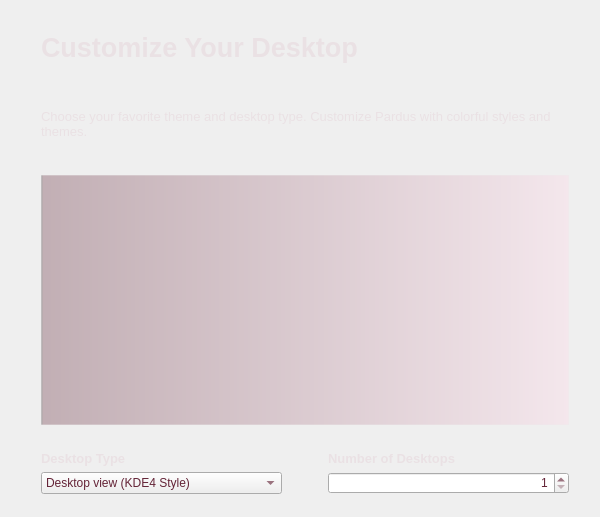
The window that kde/kaptan/src/gui/styleWidget.ui (pars-linux/uludag) describes before a commit, drawn with Qt 5.
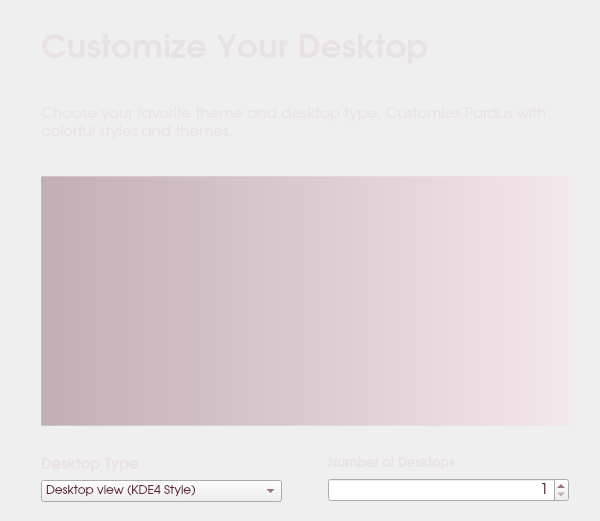
The same window after the commit.

Commit message: font and appearance changes

What changed in the file:
```diff
--- a/kde/kaptan/src/gui/styleWidget.ui
+++ b/kde/kaptan/src/gui/styleWidget.ui
@@ -7,7 +7,7 @@
     <x>0</x>
     <y>0</y>
     <width>600</width>
-    <height>517</height>
+    <height>521</height>
    </rect>
   </property>
   <property name="windowTitle">
@@ -51,20 +51,17 @@
        </property>
        <property name="font">
         <font>
-         <pointsize>20</pointsize>
+         <family>URW Gothic L</family>
+         <pointsize>25</pointsize>
          <weight>75</weight>
          <bold>true</bold>
         </font>
        </property>
        <property name="styleSheet">
-        <string>color: rgb(95, 34, 52);</string>
+        <string>color: rgb(234, 225, 228);</string>
        </property>
        <property name="text">
-        <string>&lt;!DOCTYPE HTML PUBLIC &quot;-//W3C//DTD HTML 4.0//EN&quot; &quot;http://www.w3.org/TR/REC-html40/strict.dtd&quot;&gt;
-&lt;html&gt;&lt;head&gt;&lt;meta name=&quot;qrichtext&quot; content=&quot;1&quot; /&gt;&lt;style type=&quot;text/css&quot;&gt;
-p, li { white-space: pre-wrap; }
-&lt;/style&gt;&lt;/head&gt;&lt;body style=&quot; font-family:'Sans Serif'; font-size:20pt; font-weight:600; font-style:normal;&quot;&gt;
-&lt;p style=&quot; margin-top:0px; margin-bottom:0px; margin-left:0px; margin-right:0px; -qt-block-indent:0; text-indent:0px;&quot;&gt;&lt;span style=&quot; color:#eae1e4;&quot;&gt;Customize Your Desktop&lt;/span&gt;&lt;/p&gt;&lt;/body&gt;&lt;/html&gt;</string>
+        <string>Customize Your Desktop</string>
        </property>
       </widget>
      </item>
@@ -92,15 +89,19 @@
          <height>0</height>
         </size>
        </property>
+       <property name="font">
+        <font>
+         <family>URW Gothic L</family>
+         <pointsize>11</pointsize>
+         <weight>50</weight>
+         <bold>false</bold>
+        </font>
+       </property>
        <property name="styleSheet">
-        <string notr="true">color:black</string>
+        <string notr="true">color: rgb(234, 225, 228);</string>
        </property>
        <property name="text">
-        <string>&lt;!DOCTYPE HTML PUBLIC &quot;-//W3C//DTD HTML 4.0//EN&quot; &quot;http://www.w3.org/TR/REC-html40/strict.dtd&quot;&gt;
-&lt;html&gt;&lt;head&gt;&lt;meta name=&quot;qrichtext&quot; content=&quot;1&quot; /&gt;&lt;style type=&quot;text/css&quot;&gt;
-p, li { white-space: pre-wrap; }
-&lt;/style&gt;&lt;/head&gt;&lt;body style=&quot; font-family:'Sans Serif'; font-size:8pt; font-weight:400; font-style:normal;&quot;&gt;
-&lt;p style=&quot; margin-top:0px; margin-bottom:0px; margin-left:0px; margin-right:0px; -qt-block-indent:0; text-indent:0px;&quot;&gt;&lt;span style=&quot; font-size:10pt; color:#eae1e4;&quot;&gt;Choose your favorite theme and desktop type. Customize Pardus with colorful styles and themes.&lt;/span&gt;&lt;/p&gt;&lt;/body&gt;&lt;/html&gt;</string>
+        <string>Choose your favorite theme and desktop type. Customize Pardus with colorful styles and themes.</string>
        </property>
        <property name="wordWrap">
         <bool>true</bool>
@@ -131,6 +132,14 @@
          <height>250</height>
         </size>
        </property>
+       <property name="font">
+        <font>
+         <family>URW Gothic L</family>
+         <pointsize>11</pointsize>
+         <weight>50</weight>
+         <bold>false</bold>
+        </font>
+       </property>
        <property name="styleSheet">
         <string>#listStyles{
 background-color: qlineargradient(spread:pad, x1:0, y1:0, x2:1, y2:0, stop:0 rgba(0, 0, 0, 81), stop:0.00537634 rgba(95, 34, 52, 80), stop:1 rgba(255, 213, 230, 80));
@@ -164,20 +173,30 @@
         <layout class="QVBoxLayout" name="verticalLayout_3">
          <item>
           <widget class="QLabel" name="labelDesktopType">
+           <property name="font">
+            <font>
+             <family>URW Gothic L</family>
+             <pointsize>11</pointsize>
+             <weight>75</weight>
+             <bold>true</bold>
+            </font>
+           </property>
            <property name="styleSheet">
             <string notr="true"/>
            </property>
            <property name="text">
-            <string>&lt;!DOCTYPE HTML PUBLIC &quot;-//W3C//DTD HTML 4.0//EN&quot; &quot;http://www.w3.org/TR/REC-html40/strict.dtd&quot;&gt;
-&lt;html&gt;&lt;head&gt;&lt;meta name=&quot;qrichtext&quot; content=&quot;1&quot; /&gt;&lt;style type=&quot;text/css&quot;&gt;
-p, li { white-space: pre-wrap; }
-&lt;/style&gt;&lt;/head&gt;&lt;body style=&quot; font-family:'Sans Serif'; font-size:8pt; font-weight:400; font-style:normal;&quot;&gt;
-&lt;p style=&quot; margin-top:0px; margin-bottom:0px; margin-left:0px; margin-right:0px; -qt-block-indent:0; text-indent:0px;&quot;&gt;&lt;span style=&quot; font-size:10pt; font-weight:600; color:#eae1e4;&quot;&gt;Desktop Type&lt;/span&gt;&lt;/p&gt;&lt;/body&gt;&lt;/html&gt;</string>
+            <string>Desktop Type</string>
            </property>
           </widget>
          </item>
          <item>
           <widget class="QComboBox" name="comboBoxDesktopType">
+           <property name="font">
+            <font>
+             <family>URW Gothic L</family>
+             <pointsize>9</pointsize>
+            </font>
+           </property>
            <property name="styleSheet">
             <string notr="true">color: rgb(100, 36, 55);</string>
            </property>
@@ -215,6 +234,14 @@
         <layout class="QVBoxLayout" name="verticalLayout_2">
          <item>
           <widget class="QLabel" name="labelDesktopNumbers">
+           <property name="font">
+            <font>
+             <family>URW Gothic L</family>
+             <pointsize>11</pointsize>
+             <weight>75</weight>
+             <bold>true</bold>
+            </font>
+           </property>
            <property name="styleSheet">
             <string notr="true">color:black</string>
            </property>
@@ -229,6 +256,12 @@
          </item>
          <item>
           <widget class="QSpinBox" name="spinBoxDesktopNumbers">
+           <property name="font">
+            <font>
+             <family>URW Gothic L</family>
+             <pointsize>11</pointsize>
+            </font>
+           </property>
            <property name="layoutDirection">
             <enum>Qt::LeftToRight</enum>
            </property>
```
The commit also changes 2 other files.
